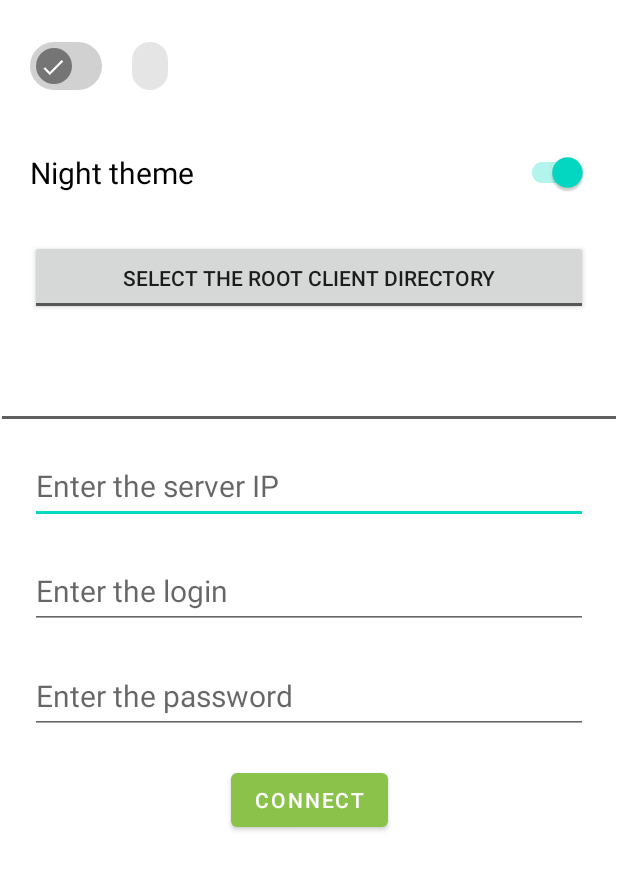
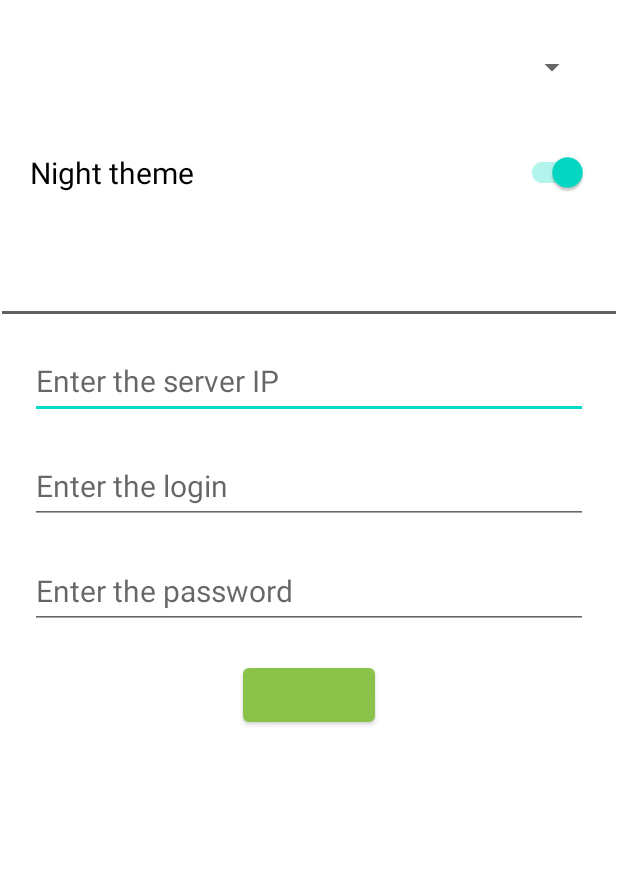
Before and after one commit to Nakama3942/FTES, an Android app: the layout fragment_login.xml on its own in the app's theme, with its tools: preview values and no code run, on a phone screen of 412 x 824 dp. Shown: the top 870 px of the screen. Run offline under Robolectric (Android 15) with nearby library versions, the phone set to English and light mode, and no system bars.

Commit message:
Added an ukrainian localization

```diff
--- a/FTPAndClient/app/src/main/java/com/fac/ftpandclient/ImportantData.kt
+++ b/FTPAndClient/app/src/main/java/com/fac/ftpandclient/ImportantData.kt
@@ -6,5 +6,5 @@ object ImportantData {
     var clientPath: String = ""
     var serverRoot: String = ""
     var serverPath: String = ""
-    var rootOfHomeDirectoryIsVisible: Boolean = true
+    var appLocale: String = ""
 }
--- a/FTPAndClient/app/src/main/java/com/fac/ftpandclient/ui/LoginFragment.kt
+++ b/FTPAndClient/app/src/main/java/com/fac/ftpandclient/ui/LoginFragment.kt
@@ -1,15 +1,20 @@
 package com.fac.ftpandclient.ui
 
+import android.content.res.Configuration
 import android.os.Bundle
 import android.view.LayoutInflater
 import android.view.View
 import android.view.ViewGroup
+import android.widget.AdapterView
+import android.widget.ArrayAdapter
 import android.widget.Button
 import android.widget.EditText
+import android.widget.Spinner
 import android.widget.TextView
 import android.widget.Toast
 import androidx.appcompat.app.AppCompatDelegate
 import androidx.appcompat.widget.SwitchCompat
+import androidx.core.app.ActivityCompat.recreate
 import androidx.core.content.ContextCompat
 import androidx.fragment.app.Fragment
 import androidx.lifecycle.ViewModelProvider
@@ -18,6 +23,7 @@ import com.fac.ftpandclient.ConnectionModel
 import com.fac.ftpandclient.R
 import com.fac.ftpandclient.databinding.FragmentLoginBinding
 import com.fac.ftpandclient.ImportantData
+import java.util.Locale
 
 class LoginFragment : Fragment() {
 
@@ -44,8 +50,8 @@ class LoginFragment : Fragment() {
         // Получите доступ к ConnectionViewModel
         connectionModel = ViewModelProvider(requireActivity()).get(ConnectionModel::class.java)
 
+        val languageBox = root.findViewById<Spinner>(R.id.languageBox)
         val themeSwitch = root.findViewById<SwitchCompat>(R.id.themeSwitch)
-//        val rootDir = root.findViewById<Spinner>(R.id.rootDirBox)
 //        val rootDir = root.findViewById<TextView>(R.id.rootDirTextView)
 //        val rootDir = root.findViewById<ToggleButton>(R.id.rootDirToggleButton)
         val rootDirStr = root.findViewById<TextView>(R.id.rootDirTextView)
@@ -53,6 +59,43 @@ class LoginFragment : Fragment() {
         val login = root.findViewById<EditText>(R.id.loginField)
         val password = root.findViewById<EditText>(R.id.passwordField)
         val connecting = root.findViewById<Button>(R.id.connectButt)
+
+        // Создание адаптера для Spinner
+        val languages = arrayOf("En", "Ua")
+        val adapter = ArrayAdapter(requireContext(), android.R.layout.simple_spinner_item, languages)
+
+        // Устанавливаем адаптер для Spinner
+        languageBox.adapter = adapter
+
+        // Устанавливаем обработчик выбора элемента
+//        languageBox.onItemSelectedListener = object : AdapterView.OnItemSelectedListener {
+//            override fun onItemSelected(parent: AdapterView<*>?, view: View?, position: Int, id: Long) {
+//                val selectedItem = languages[position]
+//                ImportantData.appLocale = selectedItem
+//
+//                // Сохраните выбранный язык и примените его к приложению
+//                val locale = Locale(ImportantData.appLocale)
+//                Locale.setDefault(locale)
+//
+//                val resources = context?.resources
+//                val configuration = Configuration(resources?.configuration)
+//                configuration.setLocale(locale)
+//
+//                context?.createConfigurationContext(configuration)
+//
+//                requireActivity().recreate()
+//            }
+//
+//            override fun onNothingSelected(parent: AdapterView<*>?) {
+//                // Вызывается, если ничего не выбрано
+//                val myToast = Toast.makeText(
+//                    activity,
+//                    "Nothing selected",
+//                    Toast.LENGTH_LONG
+//                )
+//                myToast.show()
+//            }
+//        }
 
         themeSwitch.setOnCheckedChangeListener { _, isChecked ->
             if (isChecked) {
@@ -66,38 +109,8 @@ class LoginFragment : Fragment() {
 
         var sdCard = ContextCompat.getExternalFilesDirs(requireContext(), null)[1].absolutePath
         sdCard = sdCard.substring(0, sdCard.indexOf("/Android/data"))
-        rootDirStr.text = "CD card root directory is: " + sdCard
+        rootDirStr.text = getString(R.string.code_root_directory) + sdCard
         ImportantData.clientRoot = sdCard
-//        val storageDirectories = ContextCompat.getExternalFilesDirs(requireContext(), null)
-//        val rootDirs = mutableListOf<String>()
-//        for (dir in storageDirectories) {
-//            rootDirs.add(dir.absolutePath.substring(0, dir.absolutePath.indexOf("/Android/data")))
-//        }
-//
-//        // Создание адаптера для Spinner
-//        val adapter = ArrayAdapter(requireContext(), android.R.layout.simple_spinner_item, rootDirs)
-//
-//        // Устанавливаем адаптер для Spinner
-//        rootDir.adapter = adapter
-//        rootDir.isVisible = ImportantData.rootOfHomeDirectoryIsVisible
-//
-//        // Устанавливаем обработчик выбора элемента
-//        rootDir.onItemSelectedListener = object : AdapterView.OnItemSelectedListener {
-//            override fun onItemSelected(parent: AdapterView<*>?, view: View?, position: Int, id: Long) {
-//                val selectedItem = rootDirs[position]
-//                ImportantData.clientRoot = selectedItem
-//            }
-//
-//            override fun onNothingSelected(parent: AdapterView<*>?) {
-//                // Вызывается, если ничего не выбрано
-//                val myToast = Toast.makeText(
-//                    activity,
-//                    "Nothing selected",
-//                    Toast.LENGTH_LONG
-//                )
-//                myToast.show()
-//            }
-//        }
 
         if (!connectionModel.isConnected().value!!) {
             connecting.text = getString(R.string.connect)
@@ -120,7 +133,7 @@ class LoginFragment : Fragment() {
                             ImportantData.clientPath = "/"
                             ImportantData.serverRoot = "/"
                             ImportantData.serverPath = ""
-                            ImportantData.rootOfHomeDirectoryIsVisible = false
+//                            ImportantData.rootOfHomeDirectoryIsVisible = false
 //                            rootDir.isVisible = false
                         }
                     } catch (e: Exception) {
@@ -143,7 +156,7 @@ class LoginFragment : Fragment() {
                         connectionModel.setServerUpdateIsNeeded(true)
                         ImportantData.clientPath = ""
                         ImportantData.serverPath = ""
-                        ImportantData.rootOfHomeDirectoryIsVisible = true
+//                        ImportantData.rootOfHomeDirectoryIsVisible = true
 //                        rootDir.isVisible = true
                     }
                 }
--- a/FTPAndClient/app/src/main/res/layout/fragment_client.xml
+++ b/FTPAndClient/app/src/main/res/layout/fragment_client.xml
@@ -58,7 +58,6 @@
         android:autofillHints=""
         android:clickable="false"
         android:ems="10"
-        android:hint="@string/path_description"
         android:inputType="none"
         android:textSize="24sp"
         app:layout_constraintEnd_toEndOf="parent"
--- a/FTPAndClient/app/src/main/res/layout/fragment_login.xml
+++ b/FTPAndClient/app/src/main/res/layout/fragment_login.xml
@@ -5,31 +5,6 @@
     android:layout_width="match_parent"
     android:layout_height="match_parent"
     tools:context=".ui.LoginFragment">
-
-    <com.google.android.material.chip.ChipGroup
-        android:id="@+id/languageSelector"
-        android:layout_width="0dp"
-        android:layout_height="50dp"
-        android:layout_marginStart="20dp"
-        android:layout_marginTop="20dp"
-        android:layout_marginEnd="20dp"
-        app:checkedChip="@id/chip2"
-        app:layout_constraintEnd_toEndOf="parent"
-        app:layout_constraintStart_toStartOf="parent"
-        app:layout_constraintTop_toTopOf="parent">
-
-        <com.google.android.material.chip.Chip
-            android:id="@+id/chip2"
-            android:layout_width="wrap_content"
-            android:layout_height="wrap_content"
-            android:checkable="true" />
-
-        <com.google.android.material.chip.Chip
-            android:id="@+id/chip"
-            android:layout_width="wrap_content"
-            android:layout_height="wrap_content"
-            android:checkable="true" />
-    </com.google.android.material.chip.ChipGroup>
 
     <androidx.appcompat.widget.SwitchCompat
         android:id="@+id/themeSwitch"
@@ -39,25 +14,11 @@
         android:layout_marginTop="20dp"
         android:layout_marginEnd="20dp"
         android:checked="true"
-        android:text="Night theme"
+        android:text="@string/night_theme"
         android:textSize="20sp"
         app:layout_constraintEnd_toEndOf="parent"
         app:layout_constraintStart_toStartOf="parent"
-        app:layout_constraintTop_toBottomOf="@+id/languageSelector" />
-
-    <ToggleButton
-        android:id="@+id/rootDirToggleButton"
-        android:layout_width="0dp"
-        android:layout_height="50dp"
-        android:layout_marginStart="20dp"
-        android:layout_marginTop="20dp"
-        android:layout_marginEnd="20dp"
-        android:text="ToggleButton"
-        android:textOff="Select the root client directory"
-        android:textOn="Change client root directory"
-        app:layout_constraintEnd_toEndOf="parent"
-        app:layout_constraintStart_toStartOf="parent"
-        app:layout_constraintTop_toBottomOf="@+id/themeSwitch" />
+        app:layout_constraintTop_toBottomOf="@+id/languageBox" />
 
     <TextView
         android:id="@+id/rootDirTextView"
@@ -69,7 +30,7 @@
         android:textSize="20sp"
         app:layout_constraintEnd_toEndOf="parent"
         app:layout_constraintStart_toStartOf="parent"
-        app:layout_constraintTop_toBottomOf="@+id/rootDirToggleButton" />
+        app:layout_constraintTop_toBottomOf="@+id/themeSwitch" />
 
     <View
         android:id="@+id/mainDivider"
@@ -92,9 +53,10 @@
         android:layout_marginEnd="20dp"
         android:digits="0123456789."
         android:ems="10"
-        android:hint="Enter the server IP"
+        android:hint="@string/server_ip"
         android:inputType="number|numberDecimal"
         android:textSize="20sp"
+        android:autofillHints=""
         app:layout_constraintEnd_toEndOf="parent"
         app:layout_constraintStart_toStartOf="parent"
         app:layout_constraintTop_toBottomOf="@+id/mainDivider" />
@@ -142,9 +104,20 @@
         android:layout_marginStart="20dp"
         android:layout_marginTop="20dp"
         android:layout_marginEnd="20dp"
-        android:text="@string/connect"
+        android:text=""
         app:layout_constraintEnd_toEndOf="parent"
         app:layout_constraintStart_toStartOf="parent"
         app:layout_constraintTop_toBottomOf="@+id/passwordField" />
 
+    <Spinner
+        android:id="@+id/languageBox"
+        android:layout_width="0dp"
+        android:layout_height="50dp"
+        android:layout_marginStart="20dp"
+        android:layout_marginTop="20dp"
+        android:layout_marginEnd="20dp"
+        app:layout_constraintEnd_toEndOf="parent"
+        app:layout_constraintStart_toStartOf="parent"
+        app:layout_constraintTop_toTopOf="parent" />
+
 </androidx.constraintlayout.widget.ConstraintLayout>
--- a/FTPAndClient/app/src/main/res/layout/fragment_server.xml
+++ b/FTPAndClient/app/src/main/res/layout/fragment_server.xml
@@ -24,7 +24,7 @@
             android:layout_height="50dp"
             android:layout_weight="1"
             android:src="@drawable/cloud_download"
-            android:contentDescription="@string/upload_description" />
+            android:contentDescription="@string/download_description" />
 
         <Space
             android:layout_width="wrap_content"
@@ -58,7 +58,6 @@
         android:autofillHints=""
         android:clickable="false"
         android:ems="10"
-        android:hint="@string/path_description"
         android:inputType="none"
         android:textSize="24sp"
         app:layout_constraintEnd_toEndOf="parent"
--- a/FTPAndClient/app/src/main/res/values/strings.xml
+++ b/FTPAndClient/app/src/main/res/values/strings.xml
@@ -5,9 +5,10 @@
     <string name="download_description">Download Files</string>
     <string name="new_dir_description">Create new directory</string>
     <string name="remove_description">Remove files</string>
-    <string name="path_description">Path</string>
 
     <string name="title_login">Login</string>
+    <string name="night_theme">Night theme</string>
+    <string name="server_ip">Enter the server IP</string>
     <string name="login">Enter the login</string>
     <string name="password">Enter the password</string>
     <string name="connect">Connect</string>
@@ -16,4 +17,6 @@
     <string name="title_client">Client</string>
 
     <string name="title_server">Server</string>
+
+    <string name="code_root_directory">"SD card root directory is: "</string>
 </resources>
```
Also changed, not shown: 1 other file.
